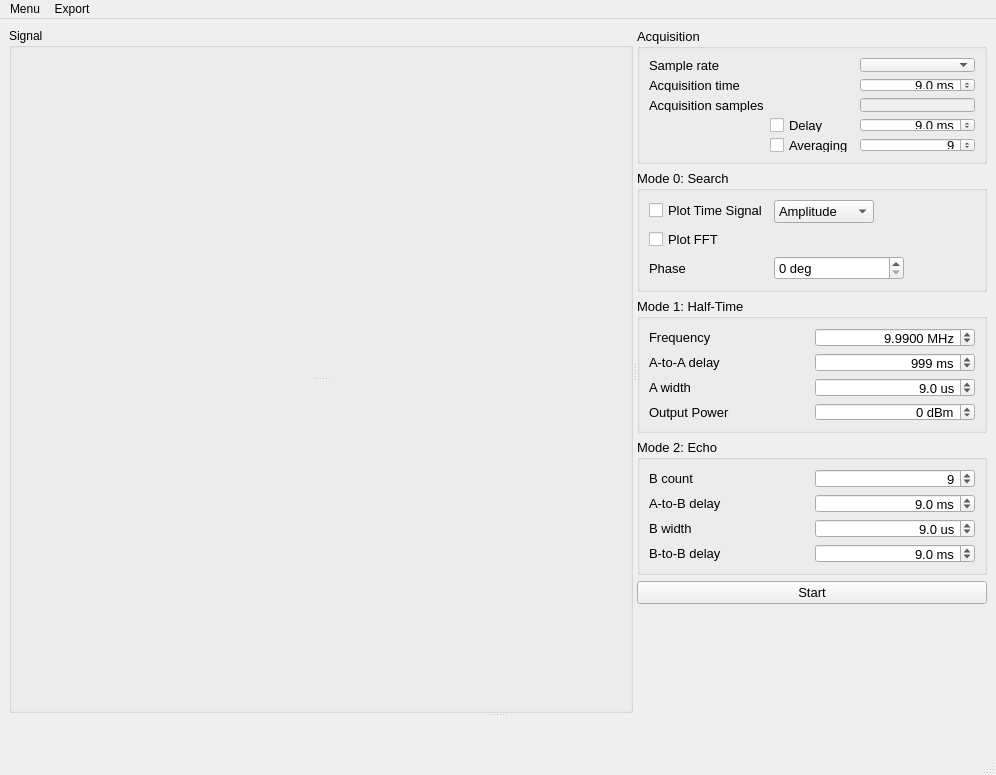
First picture: the form in NMRClient/mainwindow.ui, repository knifter/pulsednmr, before the edit.
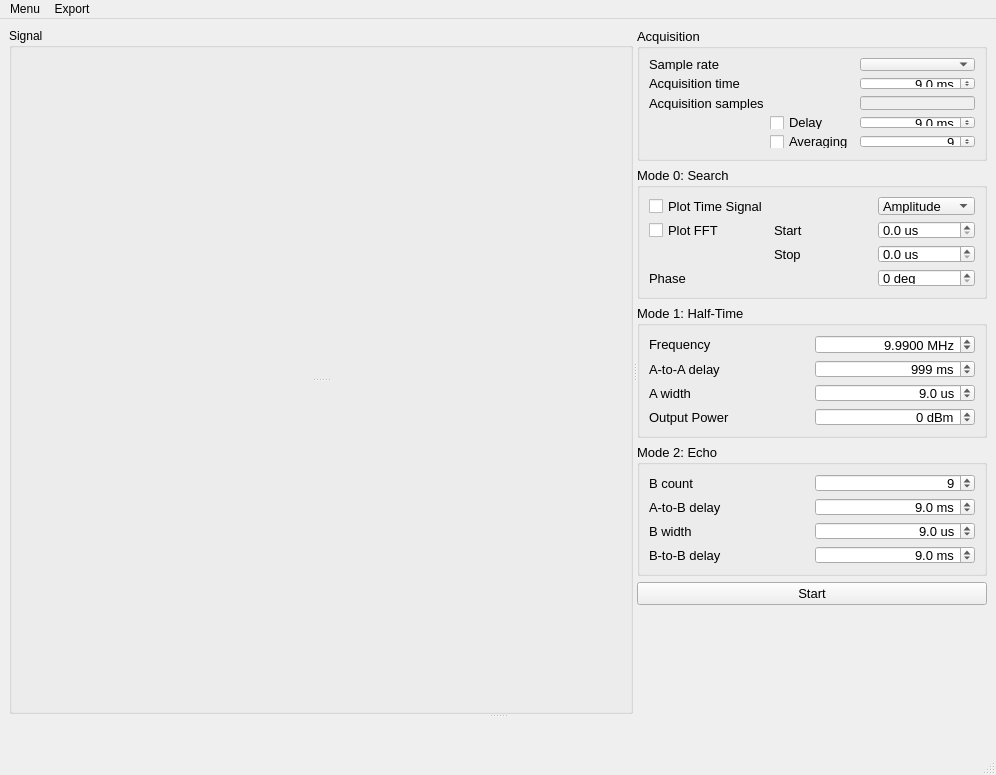
Second picture: the form after the edit. Custom widgets are drawn as their Qt base class.

```diff
--- a/NMRClient/mainwindow.ui
+++ b/NMRClient/mainwindow.ui
@@ -285,54 +285,28 @@
            <property name="title">
             <string>Mode 0: Search</string>
            </property>
-           <layout class="QFormLayout" name="formLayout">
-            <item row="0" column="0">
-             <widget class="QCheckBox" name="plotTimeCheck">
-              <property name="text">
-               <string>Plot Time Signal</string>
-              </property>
-             </widget>
-            </item>
-            <item row="0" column="1">
-             <widget class="QComboBox" name="plotTimeModeDrop">
-              <property name="maximumSize">
-               <size>
-                <width>100</width>
-                <height>16777215</height>
-               </size>
-              </property>
-              <item>
-               <property name="text">
-                <string>Amplitude</string>
-               </property>
-              </item>
-              <item>
-               <property name="text">
-                <string>In-Phase</string>
-               </property>
-              </item>
-              <item>
-               <property name="text">
-                <string>Set Phase</string>
-               </property>
-              </item>
-             </widget>
-            </item>
+           <layout class="QGridLayout" name="gridLayout_5">
             <item row="1" column="0">
              <widget class="QCheckBox" name="plotFFTCheck">
+              <property name="maximumSize">
+               <size>
+                <width>100</width>
+                <height>16777215</height>
+               </size>
+              </property>
               <property name="text">
                <string>Plot FFT</string>
               </property>
              </widget>
             </item>
-            <item row="2" column="0">
+            <item row="4" column="0">
              <widget class="QLabel" name="plotPhaseLabel">
               <property name="text">
                <string>Phase</string>
               </property>
              </widget>
             </item>
-            <item row="2" column="1">
+            <item row="4" column="2">
              <widget class="QSpinBox" name="plotPhaseValue">
               <property name="maximumSize">
                <size>
@@ -354,6 +328,84 @@
               </property>
              </widget>
             </item>
+            <item row="0" column="0">
+             <widget class="QCheckBox" name="plotTimeCheck">
+              <property name="text">
+               <string>Plot Time Signal</string>
+              </property>
+             </widget>
+            </item>
+            <item row="0" column="2">
+             <widget class="QComboBox" name="plotTimeModeDrop">
+              <property name="maximumSize">
+               <size>
+                <width>100</width>
+                <height>16777215</height>
+               </size>
+              </property>
+              <item>
+               <property name="text">
+                <string>Amplitude</string>
+               </property>
+              </item>
+              <item>
+               <property name="text">
+                <string>In-Phase</string>
+               </property>
+              </item>
+              <item>
+               <property name="text">
+                <string>Set Phase</string>
+               </property>
+              </item>
+             </widget>
+            </item>
+            <item row="1" column="1">
+             <widget class="QLabel" name="plotFFTStartLabel">
+              <property name="text">
+               <string>Start</string>
+              </property>
+             </widget>
+            </item>
+            <item row="3" column="1">
+             <widget class="QLabel" name="plotFFTStopLabel">
+              <property name="text">
+               <string>Stop</string>
+              </property>
+             </widget>
+            </item>
+            <item row="1" column="2">
+             <widget class="QDoubleSpinBox" name="plotFFTStartValue">
+              <property name="suffix">
+               <string> us</string>
+              </property>
+              <property name="decimals">
+               <number>1</number>
+              </property>
+              <property name="maximum">
+               <double>10000.000000000000000</double>
+              </property>
+              <property name="singleStep">
+               <double>0.100000000000000</double>
+              </property>
+             </widget>
+            </item>
+            <item row="3" column="2">
+             <widget class="QDoubleSpinBox" name="plotFFTStopValue">
+              <property name="suffix">
+               <string> us</string>
+              </property>
+              <property name="decimals">
+               <number>1</number>
+              </property>
+              <property name="maximum">
+               <double>10000.000000000000000</double>
+              </property>
+              <property name="singleStep">
+               <double>0.100000000000000</double>
+              </property>
+             </widget>
+            </item>
            </layout>
           </widget>
          </item>
```
Left out of the diff: 89 changed lines with no effect on the pictures.
